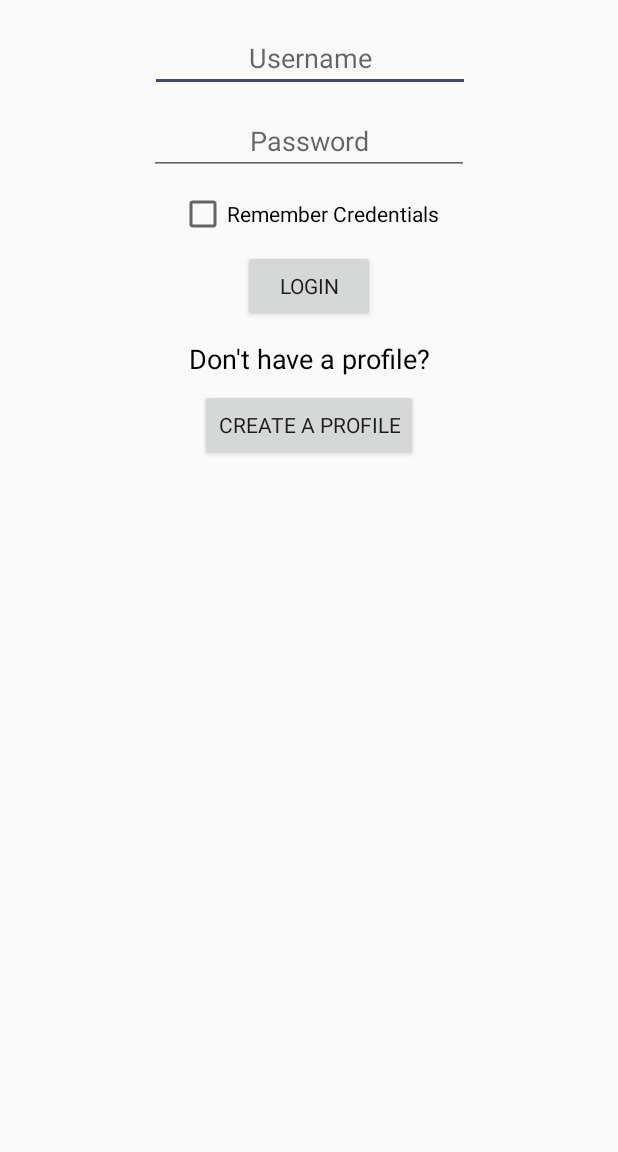
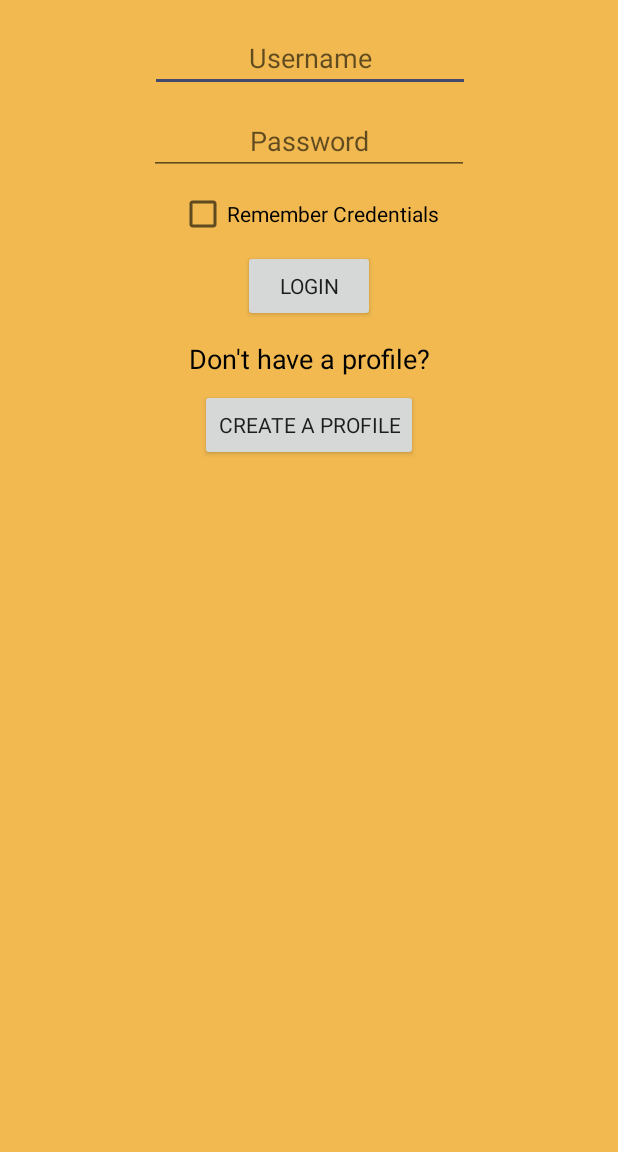
Before and after one commit to smithjrs22/Batman_Bank, an Android app: the screen it shows after launch (LaunchActivity), on a phone screen of 412 x 824 dp, the part 84-1236 px from its top. Run offline under Robolectric (Android 15) with nearby library versions, the phone set to English and light mode, and no system bars.

Commit message:
changed login page to yellow background

```diff
--- a/app/src/main/AndroidManifest.xml
+++ b/app/src/main/AndroidManifest.xml
@@ -9,7 +9,9 @@
         android:icon="@mipmap/app_icon_batman_foreground"
         android:label="@string/app_name"
         android:supportsRtl="true"
-        android:theme="@style/AppTheme">
+        android:theme="@style/AppTheme"
+        android:background="#f1b950"
+        >
         <activity
             android:name="com.project.coronabank.LaunchActivity"
             android:screenOrientation="portrait">
--- a/app/src/main/java/com/project/coronabank/Model/db/ApplicationDB.java
+++ b/app/src/main/java/com/project/coronabank/Model/db/ApplicationDB.java
@@ -13,9 +13,7 @@
 
 import java.util.ArrayList;
 
-/**
- * Created by Melvin Kisten 201700476
- */
+
 
 public class ApplicationDB {
 
--- a/app/src/main/res/layout/fragment_login.xml
+++ b/app/src/main/res/layout/fragment_login.xml
@@ -4,6 +4,7 @@
     xmlns:tools="http://schemas.android.com/tools"
     android:layout_width="match_parent"
     android:layout_height="match_parent"
+    android:background="@color/backgroundColorScheme"
     tools:context="com.project.coronabank.LoginFragment">
 
     <EditText
--- a/app/src/main/res/values/colors.xml
+++ b/app/src/main/res/values/colors.xml
@@ -5,4 +5,5 @@
     <color name="colorAccent">#44496f</color>
     <color name="drawerHeader">#717171</color>
     <color name="drawerMenu">#f1b950</color>
+    <color name="backgroundColorScheme">#f1b950</color>
 </resources>
```
Also changed, not shown: app/src/main/res/drawable-hdpi/nav_header.png (deleted), app/src/main/res/drawable-mdpi/nav_header.png (deleted), app/src/main/res/drawable-v24/nav_header.png (deleted), app/src/main/res/drawable-xhdpi/nav_header.png (deleted), app/src/main/res/drawable-xxhdpi/nav_header.png (deleted), app/src/main/res/drawable/bank_icon_24.png (deleted), app/src/main/res/drawable/nav_header.png (deleted).
